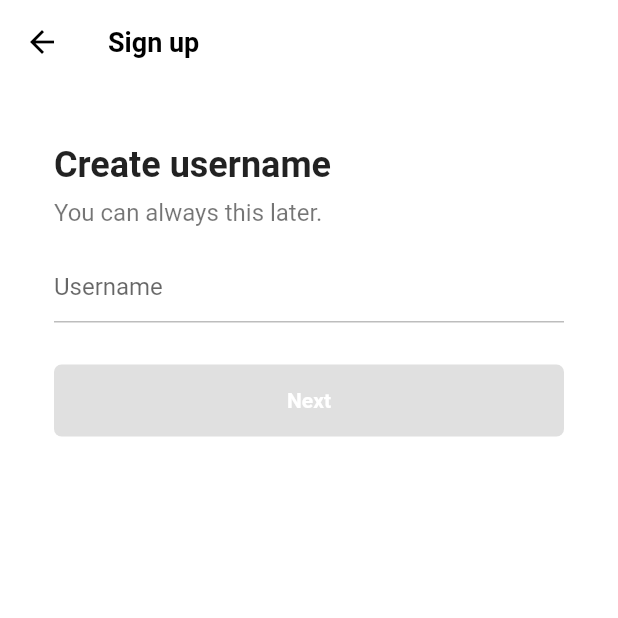
After one commit to bakujinDev/tiktok_clone, a Flutter app: the screen it shows after launch, after a tap on "Use email & password", on a phone screen of 412 x 824 dp, the top half of it. The commit adds this screen. Run offline on Flutter 3.47's test engine with Material 2 defaults, Android fonts, the phone set to English and light mode, and no system bars; our stand-ins replace font_awesome_flutter.

Commit message:
create username_screen

```diff
--- a/lib/features/authentication/login_screen.dart
+++ b/lib/features/authentication/login_screen.dart
@@ -5,7 +5,7 @@ import 'package:tiktok_clone/features/authentication/widgets/auth_button.dart';
 class LoginScren extends StatelessWidget {
   const LoginScren({super.key});
 
-  void onSignUpTap(BuildContext context) {
+  void _onSignUpTap(BuildContext context) {
     Navigator.of(context).pop();
   }
 
@@ -57,8 +57,8 @@ class LoginScren extends StatelessWidget {
         ),
       ),
       bottomNavigationBar: BottomAppBar(
-        color: Colors.grey.shade100,
-        // elevation: 2,
+        color: Colors.grey.shade50,
+        elevation: 2,
         child: Padding(
           padding: const EdgeInsets.symmetric(vertical: 32),
           child: Row(
@@ -72,7 +72,7 @@ class LoginScren extends StatelessWidget {
                 width: 5,
               ),
               GestureDetector(
-                onTap: () => onSignUpTap(context),
+                onTap: () => _onSignUpTap(context),
                 child: Text(
                   'Sign up',
                   style: TextStyle(
--- a/lib/features/authentication/sign_up_screen.dart
+++ b/lib/features/authentication/sign_up_screen.dart
@@ -1,17 +1,23 @@
 import 'package:flutter/material.dart';
 import 'package:font_awesome_flutter/font_awesome_flutter.dart';
+import 'package:tiktok_clone/features/authentication/username_screen.dart';
 import 'package:tiktok_clone/features/authentication/login_screen.dart';
 import 'package:tiktok_clone/features/authentication/widgets/auth_button.dart';
 
 class SignUpScreen extends StatelessWidget {
   const SignUpScreen({super.key});
 
-  void onLoginTap(BuildContext context) {
+  void _onLoginTap(BuildContext context) {
     Navigator.of(context).push(
       MaterialPageRoute(
         builder: (context) => const LoginScren(),
       ),
     );
+  }
+
+  void _onEmailTap(BuildContext context) {
+    Navigator.of(context)
+        .push(MaterialPageRoute(builder: (context) => const UsernameScreen()));
   }
 
   @override
@@ -22,21 +28,21 @@ class SignUpScreen extends StatelessWidget {
           padding: const EdgeInsets.symmetric(horizontal: 40),
           child: Column(
             mainAxisSize: MainAxisSize.min,
-            children: const [
-              SizedBox(
+            children: [
+              const SizedBox(
                 height: 80,
               ),
-              Text(
+              const Text(
                 "Sign up for TikTok",
                 style: TextStyle(
                   fontSize: 24,
                   fontWeight: FontWeight.w700,
                 ),
               ),
-              SizedBox(
+              const SizedBox(
                 height: 20,
               ),
-              Text(
+              const Text(
                 'Create a profile, follow other accounts, make your own videos and more.',
                 style: TextStyle(
                   fontSize: 16,
@@ -44,17 +50,20 @@ class SignUpScreen extends StatelessWidget {
                 ),
                 textAlign: TextAlign.center,
               ),
-              SizedBox(
+              const SizedBox(
                 height: 40,
               ),
-              AuthButton(
-                text: 'Use email & password',
-                icon: FaIcon(FontAwesomeIcons.user),
+              GestureDetector(
+                onTap: () => _onEmailTap(context),
+                child: const AuthButton(
+                  icon: FaIcon(FontAwesomeIcons.user),
+                  text: "Use email & password",
+                ),
               ),
-              SizedBox(
+              const SizedBox(
                 height: 16,
               ),
-              AuthButton(
+              const AuthButton(
                 text: 'Continue with Apple',
                 icon: FaIcon(FontAwesomeIcons.apple),
               ),
@@ -63,7 +72,7 @@ class SignUpScreen extends StatelessWidget {
         ),
       ),
       bottomNavigationBar: BottomAppBar(
-        color: Colors.grey.shade100,
+        color: Colors.grey.shade50,
         elevation: 2,
         child: Padding(
           padding: const EdgeInsets.symmetric(vertical: 32),
@@ -78,7 +87,7 @@ class SignUpScreen extends StatelessWidget {
                 width: 5,
               ),
               GestureDetector(
-                onTap: (() => onLoginTap(context)),
+                onTap: (() => _onLoginTap(context)),
                 child: Text(
                   "Log in",
                   style: TextStyle(
--- /dev/null
+++ b/lib/features/authentication/username_screen.dart
@@ -0,0 +1,106 @@
+import 'package:flutter/material.dart';
+
+class UsernameScreen extends StatefulWidget {
+  const UsernameScreen({super.key});
+
+  @override
+  State<UsernameScreen> createState() => _UsernameScreenState();
+}
+
+class _UsernameScreenState extends State<UsernameScreen> {
+  final TextEditingController _usernameController = TextEditingController();
+
+  String _username = '';
+
+  @override
+  void initState() {
+    super.initState();
+
+    _usernameController.addListener(() {
+      setState(() {
+        _username = _usernameController.text;
+      });
+    });
+  }
+
+  @override
+  Widget build(BuildContext context) {
+    return Scaffold(
+      appBar: AppBar(
+        title: const Text("Sign up"),
+      ),
+      body: Padding(
+        padding: const EdgeInsets.symmetric(horizontal: 36),
+        child: Column(
+          crossAxisAlignment: CrossAxisAlignment.start,
+          children: [
+            const SizedBox(
+              height: 40,
+            ),
+            const Text(
+              "Create username",
+              style: TextStyle(
+                fontSize: 24,
+                fontWeight: FontWeight.w700,
+              ),
+            ),
+            const SizedBox(
+              height: 8,
+            ),
+            const Text(
+              'You can always this later.',
+              style: TextStyle(
+                fontSize: 16,
+                color: Colors.black54,
+              ),
+            ),
+            const SizedBox(
+              height: 16,
+            ),
+            TextField(
+              controller: _usernameController,
+              decoration: InputDecoration(
+                hintText: "Username",
+                enabledBorder: UnderlineInputBorder(
+                  borderSide: BorderSide(color: Colors.grey.shade400),
+                ),
+                focusedBorder: UnderlineInputBorder(
+                  borderSide: BorderSide(
+                    color: Colors.grey.shade400,
+                  ),
+                ),
+              ),
+              cursorColor: Theme.of(context).primaryColor,
+            ),
+            const SizedBox(
+              height: 28,
+            ),
+            FractionallySizedBox(
+              widthFactor: 1,
+              child: AnimatedContainer(
+                padding: const EdgeInsets.symmetric(
+                  vertical: 16,
+                ),
+                decoration: BoxDecoration(
+                  borderRadius: BorderRadius.circular(5),
+                  color: _username.isEmpty
+                      ? Colors.grey.shade300
+                      : Theme.of(context).primaryColor,
+                ),
+                duration: const Duration(milliseconds: 500),
+                child: const Text(
+                  'Next',
+                  textAlign: TextAlign.center,
+                  style: TextStyle(
+                    color: Colors.white,
+                    fontWeight: FontWeight.w600,
+                  ),
+                ),
+              ),
+            )
+          ],
+        ),
+      ),
+    );
+  }
+}
--- a/lib/main.dart
+++ b/lib/main.dart
@@ -12,7 +12,20 @@ class TikTokApp extends StatelessWidget {
   Widget build(BuildContext context) {
     return MaterialApp(
       title: 'TikTok Clone',
-      theme: ThemeData(primaryColor: const Color(0xffe9435a)),
+      theme: ThemeData(
+        scaffoldBackgroundColor: Colors.white,
+        primaryColor: const Color(0xffe9435a),
+        appBarTheme: const AppBarTheme(
+          foregroundColor: Colors.black,
+          backgroundColor: Colors.white,
+          elevation: 0,
+          titleTextStyle: TextStyle(
+            color: Colors.black,
+            fontSize: 16 + 2,
+            fontWeight: FontWeight.w600,
+          ),
+        ),
+      ),
       home: const SignUpScreen(),
     );
   }
```
